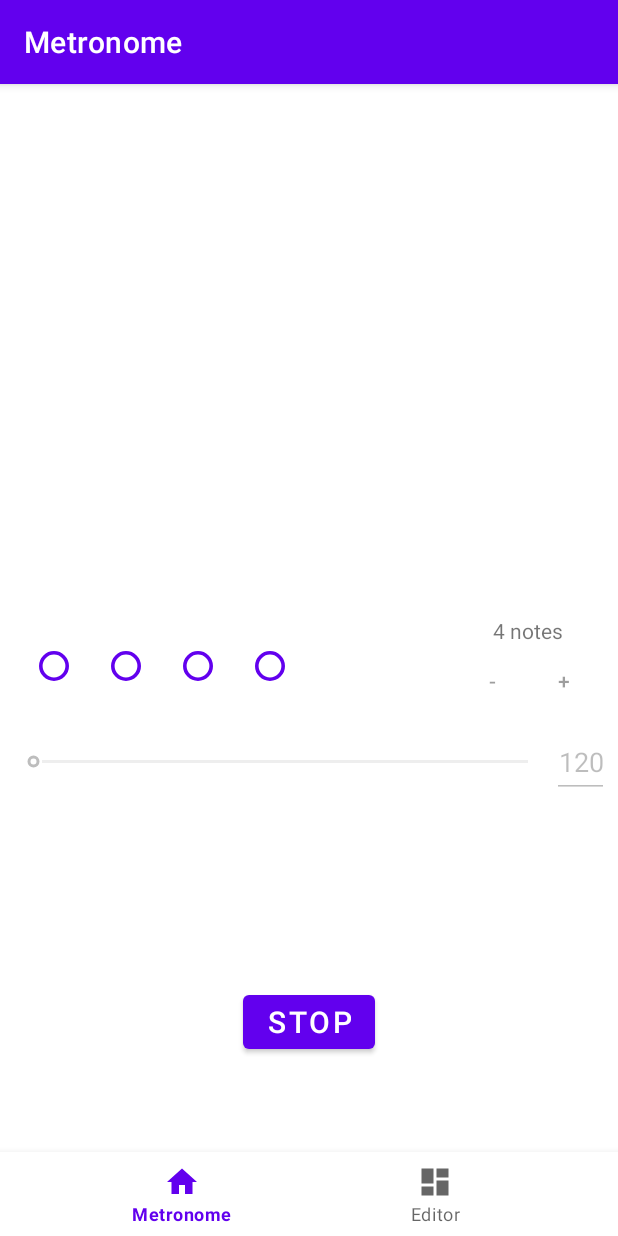
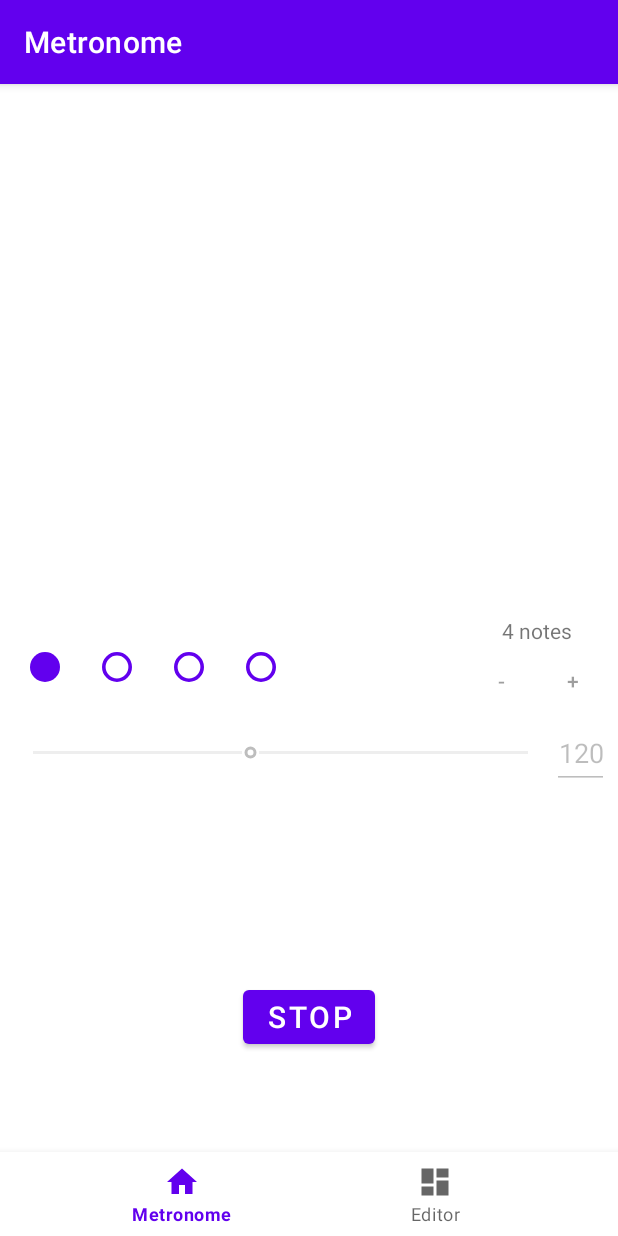
Before and after one commit to henrik-dmg/gma-android-project, an Android app: the screen it shows after launch (MainActivity), after a tap on "START", on a phone screen of 412 x 824 dp. Run offline under Robolectric (Android 15) with nearby library versions, the light colour scheme and no system bars; our stand-ins replace navigation-ui.

Commit message:
Hooked up controls to view model
Signed-off-by: Henrik Panhans <henrik@panhans.dev>

```diff
--- a/app/src/main/java/htw/gma_sose22/metronomekit/beat/Beat.kt
+++ b/app/src/main/java/htw/gma_sose22/metronomekit/beat/Beat.kt
@@ -7,43 +7,19 @@
     var tempo: Int,
     var noteCount: Int,
     var repetitions: Int?,
-    var emphasisedNotes: IntArray?,
-    var mutedNotes: IntArray?
+    var emphasisedNotes: Set<Int>,
+    var mutedNotes: Set<Int>
 ): Validateable {
 
     val id = UUID.randomUUID().toString()
 
-    override fun equals(other: Any?): Boolean {
-        if (this === other) return true
-        if (javaClass != other?.javaClass) return false
-
-        other as Beat
-
-        if (tempo != other.tempo) return false
-        if (noteCount != other.noteCount) return false
-        if (repetitions != other.repetitions) return false
-        if (!emphasisedNotes.contentEquals(other.emphasisedNotes)) return false
-        if (!mutedNotes.contentEquals(other.mutedNotes)) return false
-
-        return true
-    }
-
-    override fun hashCode(): Int {
-        var result = tempo
-        result = 31 * result + (noteCount)
-        result = 31 * result + (repetitions ?: 0)
-        result = 31 * result + emphasisedNotes.contentHashCode()
-        result = 31 * result + mutedNotes.contentHashCode()
-        return result
-    }
-
     override fun isValid(): Boolean {
-        emphasisedNotes?.forEach { index ->
+        emphasisedNotes.forEach { index ->
             if (index >= noteCount) {
                 return false
             }
         }
-        mutedNotes?.forEach { index ->
+        mutedNotes.forEach { index ->
             if (index >= noteCount) {
                 return false
             }
@@ -53,10 +29,10 @@
 
     fun makeNotes(): Array<Tone> {
         val notes = Array(noteCount) { Tone.regular }
-        emphasisedNotes?.forEach { index ->
+        emphasisedNotes.forEach { index ->
             notes[index] = Tone.emphasised
         }
-        mutedNotes?.forEach { index ->
+        mutedNotes.forEach { index ->
             notes[index] = Tone.muted
         }
         return notes
--- a/app/src/main/java/htw/gma_sose22/metronomeui/editor/EditorViewModel.kt
+++ b/app/src/main/java/htw/gma_sose22/metronomeui/editor/EditorViewModel.kt
@@ -11,7 +11,7 @@
     val beats: LiveData<List<Beat>> = beatsLiveData
 
     fun addBeat() {
-        val newBeat = Beat(120, 4, 4, null, null)
+        val newBeat = Beat(120, 4, 4, setOf(0), setOf())
         addBeat(newBeat)
     }
 
@@ -59,7 +59,7 @@
     }
 
     private fun initialBeats(): List<Beat> {
-        val basicBeat = Beat(120, 4, 10, null, null)
+        val basicBeat = Beat(120, 4, 10, setOf(0), setOf())
         return listOf(basicBeat)
     }
 
--- a/app/src/main/java/htw/gma_sose22/metronomeui/metronome/MetronomeFragment.kt
+++ b/app/src/main/java/htw/gma_sose22/metronomeui/metronome/MetronomeFragment.kt
@@ -7,8 +7,11 @@
 import android.widget.SeekBar
 import androidx.fragment.app.Fragment
 import androidx.lifecycle.ViewModelProvider
+import com.google.android.material.button.MaterialButton
 import htw.gma_sose22.R
 import htw.gma_sose22.databinding.FragmentMetronomeBinding
+import htw.gma_sose22.metronomekit.beat.Beat
+import htw.gma_sose22.metronomekit.beat.Tone
 
 class MetronomeFragment : Fragment() {
 
@@ -29,6 +32,10 @@
 
         setupBindings()
         setupMetronomeControls()
+        viewModel?.beat?.value?.let {
+            updateBeatView(it)
+        }
+
         return binding.root
     }
 
@@ -44,6 +51,22 @@
                 val enteredText = (view as EditText).text
                 val bpmValue = enteredText.toString().toInt()
                 Log.d("MetronomeFragment", "Changed BPM to $bpmValue")
+            }
+        }
+
+        binding.metronomeBeatView.beatView.decrementNotesButton.setOnClickListener {
+            viewModel?.removeNoteFromBeat()
+        }
+
+        binding.metronomeBeatView.beatView.incrementNotesButton.setOnClickListener {
+            viewModel?.addNoteToBeat()
+        }
+
+        for (i in 0 until binding.metronomeBeatView.beatView.beatButtons.childCount) {
+            val button = binding.metronomeBeatView.beatView.beatButtons.getChildAt(i) as MaterialButton
+            button.setOnClickListener {
+                Log.d("MetronomeFragment", "button $i clicked")
+                viewModel?.rotateNoteTypeAtIndex(i)
             }
         }
 
@@ -68,6 +91,11 @@
             bpmLabel.setText(String.format("%d", bpm))
         }
 
+        viewModel?.beat?.observe(viewLifecycleOwner) { beat ->
+            Log.d("MetronomeFragment", "$beat was modified")
+            updateBeatView(beat)
+        }
+
         val startStopButton = binding.buttonStartStop
         viewModel?.isPlaying?.observe(viewLifecycleOwner) { isPlaying ->
             toggleMetronomeControls(!isPlaying)
@@ -87,8 +115,35 @@
         binding.metronomeBeatView.beatView.incrementNotesButton.isEnabled = controlsEnabled
     }
 
-    private fun updateNoteButtons() {
+    private fun updateBeatView(beat: Beat) {
+        val beatButtons = binding.metronomeBeatView.beatView.beatButtons
+        val currentNumberOfButtons = beatButtons.childCount
 
+        val tones = beat.makeNotes()
+
+        for (i in 0 until currentNumberOfButtons) {
+            val button = beatButtons.getChildAt(i)
+            if (i < beat.noteCount) {
+                button.visibility = View.VISIBLE
+                updateButtonImage(button as MaterialButton, tones[i])
+            } else {
+                button.visibility = View.GONE
+            }
+        }
+
+        binding.metronomeBeatView.beatView.noteCountLabel.text = resources.getQuantityString(R.plurals.notes_count, beat.noteCount, beat.noteCount)
+        viewModel?.mappedBPM?.let {
+            Log.d("MetronomeFragment", "Changing seekbar progress to $it")
+            binding.metronomeBeatView.bpmModificationView.bpmSeekBar.progress = it
+        }
+    }
+
+    private fun updateButtonImage(button: MaterialButton, tone: Tone) {
+        when (tone) {
+            Tone.emphasised -> button.icon = resources.getDrawable(R.drawable.ic_note_emphasised)
+            Tone.muted -> button.icon = resources.getDrawable(R.drawable.ic_note_muted)
+            Tone.regular -> button.icon = resources.getDrawable(R.drawable.ic_note_default)
+        }
     }
 
 }
--- a/app/src/main/res/layout/beat_view.xml
+++ b/app/src/main/res/layout/beat_view.xml
@@ -1,53 +1,102 @@
 <?xml version="1.0" encoding="utf-8"?>
-<LinearLayout xmlns:app="http://schemas.android.com/apk/res-auto"
+<androidx.constraintlayout.widget.ConstraintLayout xmlns:app="http://schemas.android.com/apk/res-auto"
         xmlns:android="http://schemas.android.com/apk/res/android"
         xmlns:tools="http://schemas.android.com/tools"
         android:layout_width="match_parent"
         android:layout_height="wrap_content"
-        android:padding="6dp"
+        android:id="@+id/beat_view"
+        tools:context="htw.gma_sose22.metronomeui.BeatView" >
+
+    <LinearLayout
+            android:layout_width="wrap_content"
+            android:layout_height="wrap_content"
             android:gravity="center"
-        android:id="@+id/beat_view"
-        tools:context="htw.gma_sose22.metronomeui.BeatView">
+            app:layout_constraintBottom_toBottomOf="parent"
+            app:layout_constraintTop_toTopOf="parent"
+            app:layout_constraintStart_toStartOf="parent"
+            android:id="@+id/beat_buttons">
 
-    <Button
+        <com.google.android.material.button.MaterialButton
                 android:layout_width="wrap_content"
                 android:layout_height="wrap_content"
                 app:icon="@drawable/ic_note_default"
-            style="@style/Widget.Material3.Button.IconButton" />
+                android:visibility="visible"
+                style="@style/Widget.Material3.Button.IconButton"
+                android:id="@+id/beat_button_1" />
 
-    <Button
+        <com.google.android.material.button.MaterialButton
                 android:layout_width="wrap_content"
                 android:layout_height="wrap_content"
                 app:icon="@drawable/ic_note_default"
-            style="@style/Widget.Material3.Button.IconButton" />
+                android:visibility="visible"
+                style="@style/Widget.Material3.Button.IconButton"
+                android:id="@+id/beat_button_2" />
 
-    <Button
+        <com.google.android.material.button.MaterialButton
                 android:layout_width="wrap_content"
                 android:layout_height="wrap_content"
                 app:icon="@drawable/ic_note_default"
-            style="@style/Widget.Material3.Button.IconButton" />
+                android:visibility="visible"
+                style="@style/Widget.Material3.Button.IconButton"
+                android:id="@+id/beat_button_3" />
 
-    <Button
+        <com.google.android.material.button.MaterialButton
                 android:layout_width="wrap_content"
                 android:layout_height="wrap_content"
                 app:icon="@drawable/ic_note_default"
-            style="@style/Widget.Material3.Button.IconButton" />
+                android:visibility="visible"
+                style="@style/Widget.Material3.Button.IconButton"
+                android:id="@+id/beat_button_4" />
 
-    <Space
-            android:layout_width="0dp"
+        <com.google.android.material.button.MaterialButton
+                android:layout_width="wrap_content"
                 android:layout_height="wrap_content"
-            android:layout_weight="1" />
+                app:icon="@drawable/ic_note_default"
+                android:visibility="gone"
+                style="@style/Widget.Material3.Button.IconButton"
+                android:id="@+id/beat_button_5" />
+
+        <com.google.android.material.button.MaterialButton
+                android:layout_width="wrap_content"
+                android:layout_height="wrap_content"
+                app:icon="@drawable/ic_note_default"
+                android:visibility="gone"
+                style="@style/Widget.Material3.Button.IconButton"
+                android:id="@+id/beat_button_6" />
+
+        <com.google.android.material.button.MaterialButton
+                android:layout_width="wrap_content"
+                android:layout_height="wrap_content"
+                app:icon="@drawable/ic_note_default"
+                android:visibility="gone"
+                style="@style/Widget.Material3.Button.IconButton"
+                android:id="@+id/beat_button_7" />
+
+        <com.google.android.material.button.MaterialButton
+                android:layout_width="wrap_content"
+                android:layout_height="wrap_content"
+                app:icon="@drawable/ic_note_default"
+                android:visibility="gone"
+                style="@style/Widget.Material3.Button.IconButton"
+                android:id="@+id/beat_button_8" />
+
+    </LinearLayout>
 
     <LinearLayout
             android:layout_width="wrap_content"
             android:layout_height="wrap_content"
             android:orientation="vertical"
-            android:gravity="center">
+            android:gravity="center"
+            android:id="@+id/note_control_stack"
+            app:layout_constraintBottom_toBottomOf="parent"
+            app:layout_constraintTop_toTopOf="parent"
+            app:layout_constraintEnd_toEndOf="parent">
 
         <TextView
                 android:layout_width="wrap_content"
                 android:layout_height="wrap_content"
-                android:text="4 notes" />
+                android:text="4 xxx"
+                android:id="@+id/note_count_label"/>
 
         <LinearLayout
                 android:layout_width="wrap_content"
@@ -72,4 +121,4 @@
 
     </LinearLayout>
 
-</LinearLayout>
+</androidx.constraintlayout.widget.ConstraintLayout>
--- a/app/src/main/res/values/strings.xml
+++ b/app/src/main/res/values/strings.xml
@@ -13,4 +13,8 @@
     <string name="decrement_button_title">-</string>
     <string name="increment_button_title">+</string>
     <string name="add_new_beat">Add new beat</string>
+    <plurals name="notes_count">
+        <item quantity="one">%d note</item>
+        <item quantity="other">%d notes</item>
+    </plurals>
 </resources>
```
Also changed, not shown: app/src/main/java/htw/gma_sose22/metronomeui/metronome/MetronomeViewModel.kt (+72 -19 lines). Lines whose indentation alone changed are shown as unchanged.
